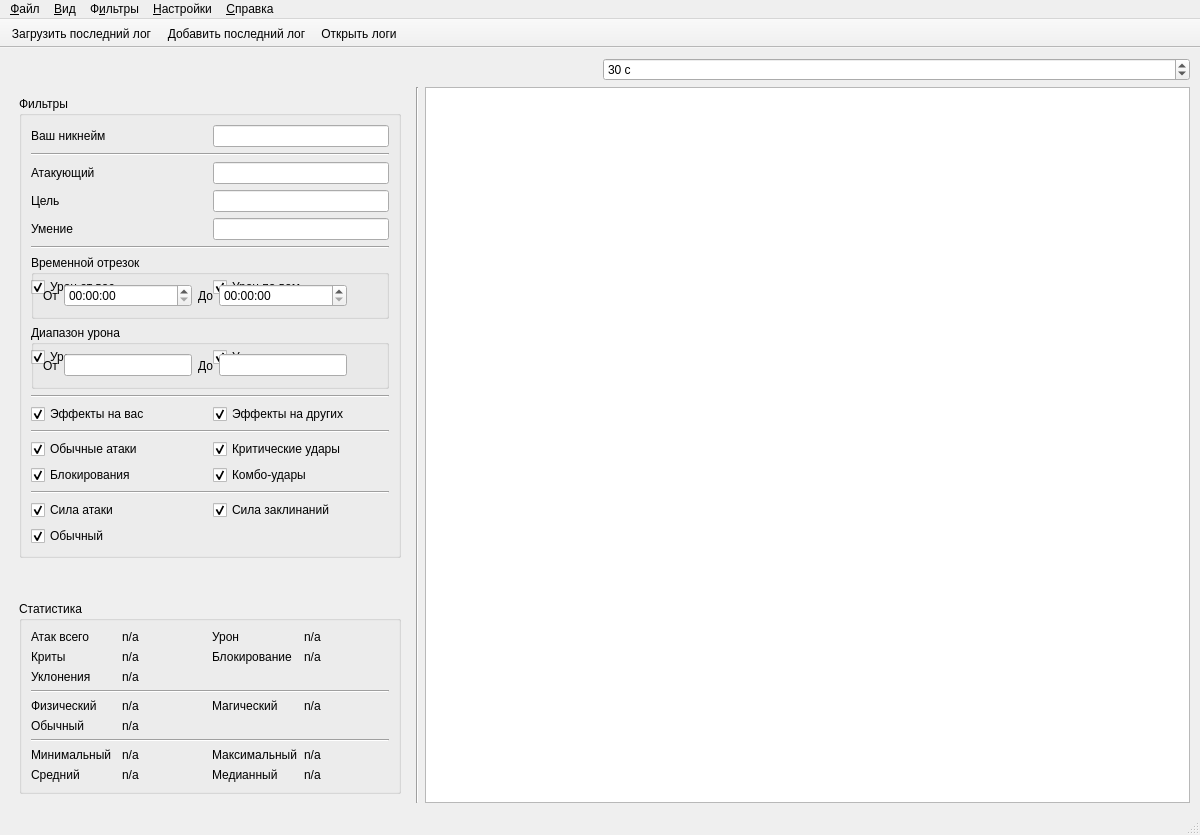
Before: the Qt Designer form src/gui/ui/main_window.ui in KolmePro/reva_damage_viewer, drawn with Qt 5.
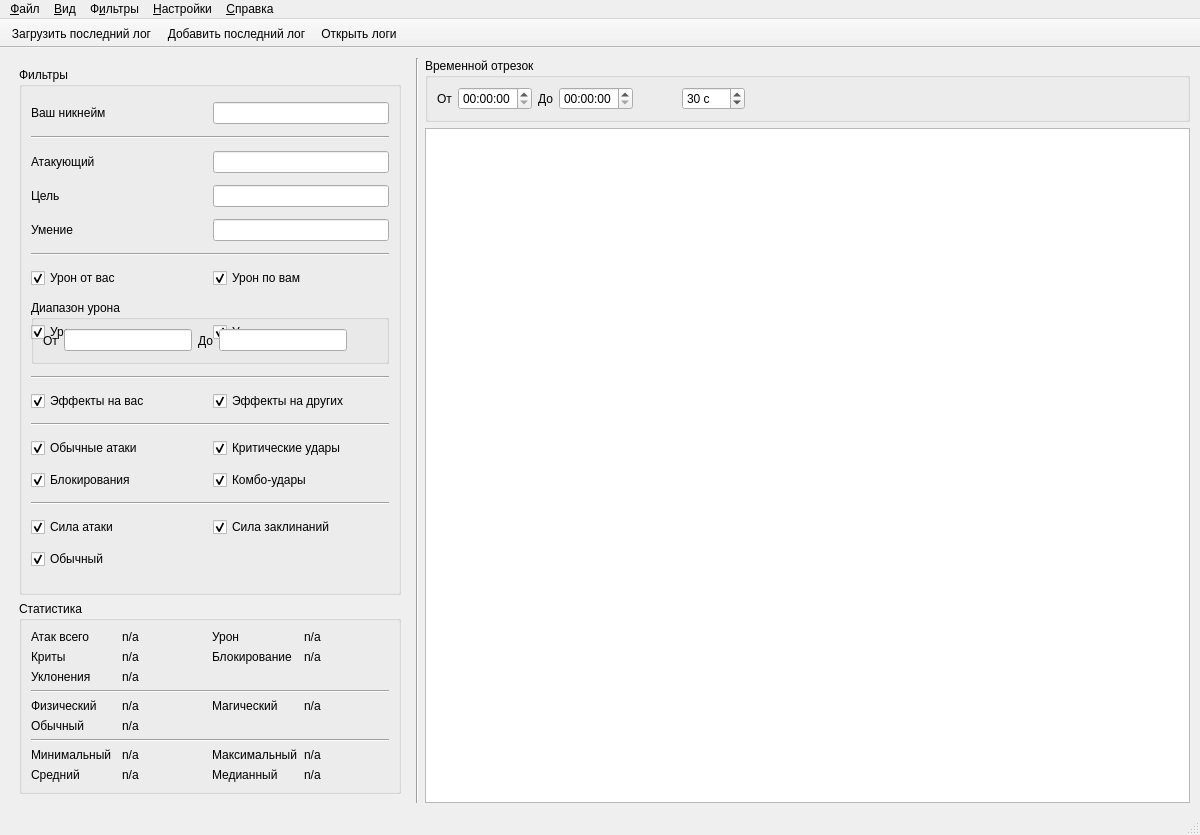
After: the same form once the commit is applied. Icons and pictures are not drawn. Custom widgets are drawn as their Qt base class.

The edit to the form file:
```diff
--- a/src/gui/ui/main_window.ui
+++ b/src/gui/ui/main_window.ui
@@ -48,57 +48,6 @@
     <property name="bottomMargin">
      <number>10</number>
     </property>
-    <item>
-     <widget class="QWidget" name="combat_settings_widget" native="true">
-     <layout class="QHBoxLayout" name="combat_settings_layout">
-      <property name="leftMargin"><number>0</number></property>
-      <property name="topMargin"><number>0</number></property>
-      <property name="rightMargin"><number>0</number></property>
-      <property name="bottomMargin"><number>0</number></property>
-      <item>
-       <widget class="QLabel" name="combat_pause_label">
-        <property name="text">
-         <string/>
-        </property>
-        <property name="toolTip">
-         <string>Пауза между боями. Новый бой начинается, если пауза между ударами больше указанного значения в секундах.</string>
-        </property>
-        <property name="accessibleName">
-         <string>Пауза между боями</string>
-        </property>
-        <property name="buddy">
-         <cstring>sb_combat_pause</cstring>
-        </property>
-       </widget>
-      </item>
-      <item>
-       <widget class="QSpinBox" name="sb_combat_pause">
-        <property name="accessibleName">
-         <string>Пауза между боями в секундах</string>
-        </property>
-        <property name="toolTip">
-         <string>Новый бой начинается, если пауза между ударами больше указанного значения. Шкала обновляется сразу; выбор отрезков сбрасывается.</string>
-        </property>
-        <property name="suffix">
-         <string> с</string>
-        </property>
-        <property name="minimum">
-         <number>1</number>
-        </property>
-        <property name="maximum">
-         <number>3600</number>
-        </property>
-        <property name="value">
-         <number>30</number>
-        </property>
-        <property name="keyboardTracking">
-         <bool>false</bool>
-        </property>
-       </widget>
-      </item>
-     </layout>
-     </widget>
-    </item>
     <item>
      <layout class="QHBoxLayout" name="horizontalLayout_4" stretch="0,0,0">
     <item>
@@ -115,7 +64,7 @@
         <verstretch>0</verstretch>
        </sizepolicy>
       </property>
-      <layout class="QVBoxLayout" name="verticalLayout">
+      <layout class="QVBoxLayout" name="verticalLayout" stretch="1,0">
        <item>
         <widget class="QGroupBox" name="groupBox">
          <property name="title">
@@ -307,62 +256,6 @@
             </property>
            </widget>
           </item>
-          <item row="6" column="0" colspan="2">
-           <widget class="QGroupBox" name="time_range_group">
-            <property name="title">
-             <string>Временной отрезок</string>
-            </property>
-            <layout class="QGridLayout" name="time_range_layout" columnstretch="0,1,0,1,0">
-             <item row="0" column="0">
-              <widget class="QLabel" name="label_start_time">
-               <property name="text">
-                <string>От</string>
-               </property>
-              </widget>
-             </item>
-             <item row="0" column="1">
-              <widget class="NullableTimeEdit" name="te_start_time">
-               <property name="toolTip">
-                <string>Показывать записи не раньше указанного времени.</string>
-               </property>
-               <property name="displayFormat">
-                <string>HH:mm:ss</string>
-               </property>
-              </widget>
-             </item>
-             <item row="0" column="2">
-              <widget class="QLabel" name="label_end_time">
-               <property name="text">
-                <string>До</string>
-               </property>
-              </widget>
-             </item>
-             <item row="0" column="3">
-              <widget class="NullableTimeEdit" name="te_end_time">
-               <property name="toolTip">
-                <string>Показывать записи не позже указанного времени.</string>
-               </property>
-               <property name="displayFormat">
-                <string>HH:mm:ss</string>
-               </property>
-              </widget>
-             </item>
-             <item row="0" column="4">
-              <widget class="QToolButton" name="btn_reset_time_range">
-               <property name="toolTip">
-                <string>Сбросить временной отрезок</string>
-               </property>
-               <property name="text">
-                <string/>
-               </property>
-               <property name="autoRaise">
-                <bool>true</bool>
-               </property>
-              </widget>
-             </item>
-            </layout>
-           </widget>
-          </item>
           <item row="7" column="0" colspan="2">
            <widget class="QGroupBox" name="damage_range_group">
             <property name="title">
@@ -482,19 +375,6 @@
          </layout>
         </widget>
        </item>
-       <item>
-        <spacer name="verticalSpacer">
-         <property name="orientation">
-          <enum>Qt::Orientation::Vertical</enum>
-         </property>
-         <property name="sizeHint" stdset="0">
-          <size>
-           <width>20</width>
-           <height>40</height>
-          </size>
-         </property>
-        </spacer>
-       </item>
        <item>
         <widget class="QGroupBox" name="groupBox_2">
          <property name="title">
@@ -703,7 +583,135 @@
      </widget>
     </item>
     <item>
-     <layout class="QVBoxLayout" name="verticalLayout_2" stretch="0">
+     <layout class="QVBoxLayout" name="verticalLayout_2" stretch="0,1">
+      <item>
+       <widget class="QGroupBox" name="time_range_group">
+        <property name="title">
+         <string>Временной отрезок</string>
+        </property>
+        <layout class="QGridLayout" name="time_range_layout" columnstretch="0,0,0,0,0,0,1">
+         <item row="0" column="0">
+          <widget class="QLabel" name="label_start_time">
+           <property name="text">
+            <string>От</string>
+           </property>
+          </widget>
+         </item>
+         <item row="0" column="1">
+          <widget class="NullableTimeEdit" name="te_start_time">
+           <property name="toolTip">
+            <string>Показывать записи не раньше указанного времени.</string>
+           </property>
+           <property name="displayFormat">
+            <string>HH:mm:ss</string>
+           </property>
+          </widget>
+         </item>
+         <item row="0" column="2">
+          <widget class="QLabel" name="label_end_time">
+           <property name="text">
+            <string>До</string>
+           </property>
+          </widget>
+         </item>
+         <item row="0" column="3">
+          <widget class="NullableTimeEdit" name="te_end_time">
+           <property name="toolTip">
+            <string>Показывать записи не позже указанного времени.</string>
+           </property>
+           <property name="displayFormat">
+            <string>HH:mm:ss</string>
+           </property>
+          </widget>
+         </item>
+         <item row="0" column="4">
+          <widget class="QToolButton" name="btn_reset_time_range">
+           <property name="toolTip">
+            <string>Сбросить временной отрезок</string>
+           </property>
+           <property name="text">
+            <string/>
+           </property>
+           <property name="autoRaise">
+            <bool>true</bool>
+           </property>
+          </widget>
+         </item>
+         <item row="0" column="5">
+          <widget class="QWidget" name="combat_settings_widget" native="true">
+           <layout class="QHBoxLayout" name="combat_settings_layout">
+            <property name="leftMargin">
+             <number>0</number>
+            </property>
+            <property name="topMargin">
+             <number>0</number>
+            </property>
+            <property name="rightMargin">
+             <number>0</number>
+            </property>
+            <property name="bottomMargin">
+             <number>0</number>
+            </property>
+            <item>
+             <widget class="QLabel" name="combat_pause_label">
+              <property name="text">
+               <string/>
+              </property>
+              <property name="toolTip">
+               <string>Пауза между боями. Новый бой начинается, если пауза между ударами больше указанного значения в секундах.</string>
+              </property>
+              <property name="accessibleName">
+               <string>Пауза между боями</string>
+              </property>
+              <property name="buddy">
+               <cstring>sb_combat_pause</cstring>
+              </property>
+             </widget>
+            </item>
+            <item>
+             <widget class="QSpinBox" name="sb_combat_pause">
+              <property name="accessibleName">
+               <string>Пауза между боями в секундах</string>
+              </property>
+              <property name="toolTip">
+               <string>Новый бой начинается, если пауза между ударами больше указанного значения. Шкала обновляется сразу; выбор отрезков сбрасывается.</string>
+              </property>
+              <property name="suffix">
+               <string> с</string>
+              </property>
+              <property name="minimum">
+               <number>1</number>
+              </property>
+              <property name="maximum">
+               <number>3600</number>
+              </property>
+              <property name="value">
+               <number>30</number>
+              </property>
+              <property name="keyboardTracking">
+               <bool>false</bool>
+              </property>
+             </widget>
+            </item>
+           </layout>
+          </widget>
+         </item>
+         <item row="0" column="6">
+          <spacer name="time_controls_spacer">
+           <property name="orientation">
+            <enum>Qt::Orientation::Horizontal</enum>
+           </property>
+           <property name="sizeHint" stdset="0">
+            <size>
+             <width>0</width>
+             <height>0</height>
+            </size>
+           </property>
+          </spacer>
+         </item>
+        </layout>
+       </widget>
+      </item>
       <item>
        <widget class="QTableView" name="damage_table_view"/>
       </item>
```
Left out of the diff: 2 changed lines with no effect on the pictures.
